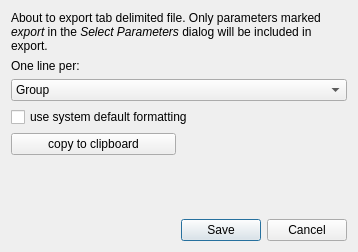
Qt form QtPMbrowser/DlgExportMetadata.ui (ChrisHal/PMbrowser) before a commit.
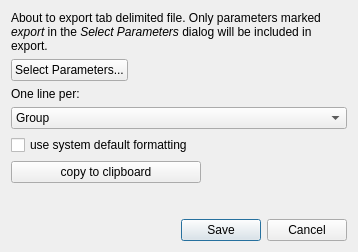
The same form after that commit.

Commit message: improvement:user can open Select Parameters dlg. from Export Metadata dlg.

Patch:
```diff
--- a/QtPMbrowser/DlgExportMetadata.ui
+++ b/QtPMbrowser/DlgExportMetadata.ui
@@ -13,15 +13,39 @@
   <property name="windowTitle">
    <string>Export metadata as table</string>
   </property>
-  <layout class="QGridLayout" name="gridLayout" rowstretch="0,0,0,0,0,0,0,0" columnstretch="0,0,0,0">
-   <item row="1" column="0" colspan="3">
-    <widget class="QLabel" name="label">
+  <layout class="QGridLayout" name="gridLayout" rowstretch="0,0,0,0,0,0,0,0,0" columnstretch="0,0,0,0">
+   <item row="3" column="0" colspan="4">
+    <widget class="QComboBox" name="comboBoxLevel">
+     <item>
+      <property name="text">
+       <string>Group</string>
+      </property>
+     </item>
+     <item>
+      <property name="text">
+       <string>Series</string>
+      </property>
+     </item>
+     <item>
+      <property name="text">
+       <string>Sweep</string>
+      </property>
+     </item>
+     <item>
+      <property name="text">
+       <string>Trace</string>
+      </property>
+     </item>
+    </widget>
+   </item>
+   <item row="5" column="0" colspan="2">
+    <widget class="QPushButton" name="pushButtonCopy">
      <property name="text">
-      <string>One line per:</string>
+      <string>copy to clipboard</string>
      </property>
     </widget>
    </item>
-   <item row="6" column="1" colspan="3">
+   <item row="7" column="1" colspan="3">
     <spacer name="verticalSpacer">
      <property name="orientation">
       <enum>Qt::Orientation::Vertical</enum>
@@ -34,7 +58,7 @@
      </property>
     </spacer>
    </item>
-   <item row="7" column="1" colspan="3">
+   <item row="8" column="1" colspan="3">
     <widget class="QDialogButtonBox" name="buttonBox">
      <property name="orientation">
       <enum>Qt::Orientation::Horizontal</enum>
@@ -47,28 +71,11 @@
      </property>
     </widget>
    </item>
-   <item row="2" column="0" colspan="4">
-    <widget class="QComboBox" name="comboBoxLevel">
-     <item>
-      <property name="text">
-       <string>Group</string>
-      </property>
-     </item>
-     <item>
-      <property name="text">
-       <string>Series</string>
-      </property>
-     </item>
-     <item>
-      <property name="text">
-       <string>Sweep</string>
-      </property>
-     </item>
-     <item>
-      <property name="text">
-       <string>Trace</string>
-      </property>
-     </item>
+   <item row="4" column="0" colspan="3">
+    <widget class="QCheckBox" name="checkBoxSystemLocale">
+     <property name="text">
+      <string>use system default formatting</string>
+     </property>
     </widget>
    </item>
    <item row="0" column="0" colspan="4">
@@ -84,17 +91,17 @@
      </property>
     </widget>
    </item>
-   <item row="4" column="0" colspan="2">
-    <widget class="QPushButton" name="pushButtonCopy">
+   <item row="2" column="0" colspan="4">
+    <widget class="QLabel" name="label">
      <property name="text">
-      <string>copy to clipboard</string>
+      <string>One line per:</string>
      </property>
     </widget>
    </item>
-   <item row="3" column="0" colspan="3">
-    <widget class="QCheckBox" name="checkBoxSystemLocale">
+   <item row="1" column="0">
+    <widget class="QPushButton" name="pushButtonSlectParamters">
      <property name="text">
-      <string>use system default formatting</string>
+      <string>Select Parameters...</string>
      </property>
     </widget>
    </item>
```
The commit also changes 3 other files.
